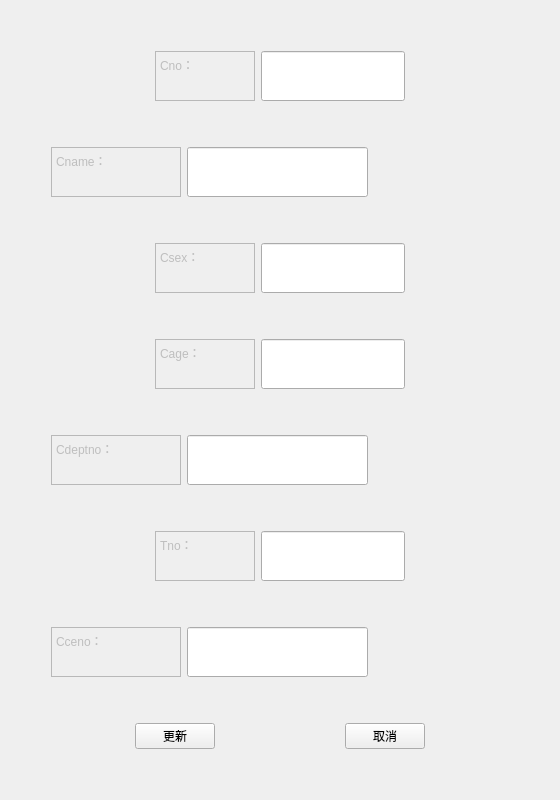
Before: the Qt Designer form updateCashier.ui in PM2496/DataBaseProject, drawn with Qt 5.
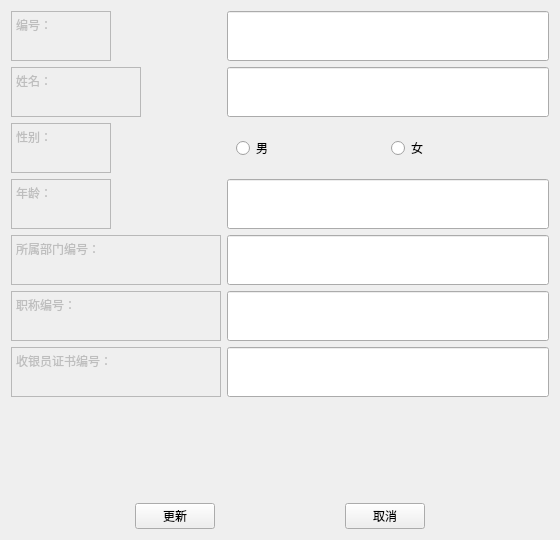
After: the same form once the commit is applied.

```diff
--- a/updateCashier.ui
+++ b/updateCashier.ui
@@ -10,19 +10,19 @@
     <x>0</x>
     <y>0</y>
     <width>560</width>
-    <height>800</height>
+    <height>540</height>
    </rect>
   </property>
   <property name="minimumSize">
    <size>
     <width>560</width>
-    <height>800</height>
+    <height>540</height>
    </size>
   </property>
   <property name="maximumSize">
    <size>
     <width>560</width>
-    <height>800</height>
+    <height>540</height>
    </size>
   </property>
   <property name="windowTitle">
@@ -30,22 +30,9 @@
   </property>
   <layout class="QVBoxLayout" name="verticalLayout">
    <item>
-    <layout class="QHBoxLayout" name="horizontalLayout_12">
-     <item>
-      <spacer name="horizontalSpacer_21">
-       <property name="orientation">
-        <enum>Qt::Horizontal</enum>
-       </property>
-       <property name="sizeHint" stdset="0">
-        <size>
-         <width>40</width>
-         <height>20</height>
-        </size>
-       </property>
-      </spacer>
-     </item>
-     <item>
-      <widget class="QTextEdit" name="textEdit_11">
+    <layout class="QFormLayout" name="formLayout_2">
+     <item row="0" column="0">
+      <widget class="QTextEdit" name="textEdit_12">
        <property name="enabled">
         <bool>false</bool>
        </property>
@@ -72,11 +59,11 @@
 &lt;html&gt;&lt;head&gt;&lt;meta name=&quot;qrichtext&quot; content=&quot;1&quot; /&gt;&lt;style type=&quot;text/css&quot;&gt;
 p, li { white-space: pre-wrap; }
 &lt;/style&gt;&lt;/head&gt;&lt;body style=&quot; font-family:'SimSun'; font-size:9pt; font-weight:400; font-style:normal;&quot;&gt;
-&lt;p style=&quot; margin-top:0px; margin-bottom:0px; margin-left:0px; margin-right:0px; -qt-block-indent:0; text-indent:0px;&quot;&gt;Cno：&lt;/p&gt;&lt;/body&gt;&lt;/html&gt;</string>
+&lt;p style=&quot; margin-top:0px; margin-bottom:0px; margin-left:0px; margin-right:0px; -qt-block-indent:0; text-indent:0px;&quot;&gt;编号：&lt;/p&gt;&lt;/body&gt;&lt;/html&gt;</string>
        </property>
       </widget>
      </item>
-     <item>
+     <item row="0" column="1">
       <widget class="QLineEdit" name="CnoEdit">
        <property name="sizePolicy">
         <sizepolicy hsizetype="Expanding" vsizetype="Preferred">
@@ -135,41 +122,8 @@
        </property>
       </widget>
      </item>
-     <item>
-      <spacer name="horizontalSpacer_22">
-       <property name="orientation">
-        <enum>Qt::Horizontal</enum>
-       </property>
-       <property name="sizeHint" stdset="0">
-        <size>
-         <width>40</width>
-         <height>20</height>
-        </size>
-       </property>
-      </spacer>
-     </item>
-    </layout>
-   </item>
-   <item>
-    <layout class="QHBoxLayout" name="horizontalLayout_10">
-     <item>
-      <spacer name="horizontalSpacer_17">
-       <property name="orientation">
-        <enum>Qt::Horizontal</enum>
-       </property>
-       <property name="sizeType">
-        <enum>QSizePolicy::Fixed</enum>
-       </property>
-       <property name="sizeHint" stdset="0">
-        <size>
-         <width>40</width>
-         <height>20</height>
-        </size>
-       </property>
-      </spacer>
-     </item>
-     <item>
-      <widget class="QTextEdit" name="textEdit_9">
+     <item row="1" column="0">
+      <widget class="QTextEdit" name="textEdit_10">
        <property name="enabled">
         <bool>false</bool>
        </property>
@@ -196,11 +150,11 @@
 &lt;html&gt;&lt;head&gt;&lt;meta name=&quot;qrichtext&quot; content=&quot;1&quot; /&gt;&lt;style type=&quot;text/css&quot;&gt;
 p, li { white-space: pre-wrap; }
 &lt;/style&gt;&lt;/head&gt;&lt;body style=&quot; font-family:'SimSun'; font-size:9pt; font-weight:400; font-style:normal;&quot;&gt;
-&lt;p style=&quot; margin-top:0px; margin-bottom:0px; margin-left:0px; margin-right:0px; -qt-block-indent:0; text-indent:0px;&quot;&gt;Cname：&lt;/p&gt;&lt;/body&gt;&lt;/html&gt;</string>
+&lt;p style=&quot; margin-top:0px; margin-bottom:0px; margin-left:0px; margin-right:0px; -qt-block-indent:0; text-indent:0px;&quot;&gt;姓名：&lt;/p&gt;&lt;/body&gt;&lt;/html&gt;</string>
        </property>
       </widget>
      </item>
-     <item>
+     <item row="1" column="1">
       <widget class="QLineEdit" name="CnameEdit">
        <property name="sizePolicy">
         <sizepolicy hsizetype="Expanding" vsizetype="Preferred">
@@ -222,38 +176,8 @@
        </property>
       </widget>
      </item>
-     <item>
-      <spacer name="horizontalSpacer_18">
-       <property name="orientation">
-        <enum>Qt::Horizontal</enum>
-       </property>
-       <property name="sizeHint" stdset="0">
-        <size>
-         <width>40</width>
-         <height>20</height>
-        </size>
-       </property>
-      </spacer>
-     </item>
-    </layout>
-   </item>
-   <item>
-    <layout class="QHBoxLayout" name="horizontalLayout">
-     <item>
-      <spacer name="horizontalSpacer_5">
-       <property name="orientation">
-        <enum>Qt::Horizontal</enum>
-       </property>
-       <property name="sizeHint" stdset="0">
-        <size>
-         <width>40</width>
-         <height>20</height>
-        </size>
-       </property>
-      </spacer>
-     </item>
-     <item>
-      <widget class="QTextEdit" name="textEdit">
+     <item row="2" column="0">
+      <widget class="QTextEdit" name="textEdit_2">
        <property name="enabled">
         <bool>false</bool>
        </property>
@@ -280,101 +204,12 @@
 &lt;html&gt;&lt;head&gt;&lt;meta name=&quot;qrichtext&quot; content=&quot;1&quot; /&gt;&lt;style type=&quot;text/css&quot;&gt;
 p, li { white-space: pre-wrap; }
 &lt;/style&gt;&lt;/head&gt;&lt;body style=&quot; font-family:'SimSun'; font-size:9pt; font-weight:400; font-style:normal;&quot;&gt;
-&lt;p style=&quot; margin-top:0px; margin-bottom:0px; margin-left:0px; margin-right:0px; -qt-block-indent:0; text-indent:0px;&quot;&gt;Csex：&lt;/p&gt;&lt;/body&gt;&lt;/html&gt;</string>
+&lt;p style=&quot; margin-top:0px; margin-bottom:0px; margin-left:0px; margin-right:0px; -qt-block-indent:0; text-indent:0px;&quot;&gt;性别：&lt;/p&gt;&lt;/body&gt;&lt;/html&gt;</string>
        </property>
       </widget>
      </item>
-     <item>
-      <widget class="QLineEdit" name="CsexEdit">
-       <property name="sizePolicy">
-        <sizepolicy hsizetype="Expanding" vsizetype="Preferred">
-         <horstretch>0</horstretch>
-         <verstretch>0</verstretch>
-        </sizepolicy>
-       </property>
-       <property name="minimumSize">
-        <size>
-         <width>0</width>
-         <height>50</height>
-        </size>
-       </property>
-       <property name="maximumSize">
-        <size>
-         <width>16777215</width>
-         <height>50</height>
-        </size>
-       </property>
-       <property name="palette">
-        <palette>
-         <active>
-          <colorrole role="Text">
-           <brush brushstyle="SolidPattern">
-            <color alpha="255">
-             <red>0</red>
-             <green>0</green>
-             <blue>0</blue>
-            </color>
-           </brush>
-          </colorrole>
-         </active>
-         <inactive>
-          <colorrole role="Text">
-           <brush brushstyle="SolidPattern">
-            <color alpha="255">
-             <red>0</red>
-             <green>0</green>
-             <blue>0</blue>
-            </color>
-           </brush>
-          </colorrole>
-         </inactive>
-         <disabled>
-          <colorrole role="Text">
-           <brush brushstyle="SolidPattern">
-            <color alpha="255">
-             <red>120</red>
-             <green>120</green>
-             <blue>120</blue>
-            </color>
-           </brush>
-          </colorrole>
-         </disabled>
-        </palette>
-       </property>
-      </widget>
-     </item>
-     <item>
-      <spacer name="horizontalSpacer_6">
-       <property name="orientation">
-        <enum>Qt::Horizontal</enum>
-       </property>
-       <property name="sizeHint" stdset="0">
-        <size>
-         <width>40</width>
-         <height>20</height>
-        </size>
-       </property>
-      </spacer>
-     </item>
-    </layout>
-   </item>
-   <item>
-    <layout class="QHBoxLayout" name="horizontalLayout_3">
-     <item>
-      <spacer name="horizontalSpacer">
-       <property name="orientation">
-        <enum>Qt::Horizontal</enum>
-       </property>
-       <property name="sizeHint" stdset="0">
-        <size>
-         <width>40</width>
-         <height>20</height>
-        </size>
-       </property>
-      </spacer>
-     </item>
-     <item>
-      <widget class="QTextEdit" name="textEdit_3">
+     <item row="3" column="0">
+      <widget class="QTextEdit" name="textEdit_5">
        <property name="enabled">
         <bool>false</bool>
        </property>
@@ -401,11 +236,11 @@
 &lt;html&gt;&lt;head&gt;&lt;meta name=&quot;qrichtext&quot; content=&quot;1&quot; /&gt;&lt;style type=&quot;text/css&quot;&gt;
 p, li { white-space: pre-wrap; }
 &lt;/style&gt;&lt;/head&gt;&lt;body style=&quot; font-family:'SimSun'; font-size:9pt; font-weight:400; font-style:normal;&quot;&gt;
-&lt;p style=&quot; margin-top:0px; margin-bottom:0px; margin-left:0px; margin-right:0px; -qt-block-indent:0; text-indent:0px;&quot;&gt;Cage：&lt;/p&gt;&lt;/body&gt;&lt;/html&gt;</string>
+&lt;p style=&quot; margin-top:0px; margin-bottom:0px; margin-left:0px; margin-right:0px; -qt-block-indent:0; text-indent:0px;&quot;&gt;年龄：&lt;/p&gt;&lt;/body&gt;&lt;/html&gt;</string>
        </property>
       </widget>
      </item>
-     <item>
+     <item row="3" column="1">
       <widget class="QLineEdit" name="CageEdit">
        <property name="sizePolicy">
         <sizepolicy hsizetype="Expanding" vsizetype="Preferred">
@@ -427,41 +262,8 @@
        </property>
       </widget>
      </item>
-     <item>
-      <spacer name="horizontalSpacer_2">
-       <property name="orientation">
-        <enum>Qt::Horizontal</enum>
-       </property>
-       <property name="sizeHint" stdset="0">
-        <size>
-         <width>40</width>
-         <height>20</height>
-        </size>
-       </property>
-      </spacer>
-     </item>
-    </layout>
-   </item>
-   <item>
-    <layout class="QHBoxLayout" name="horizontalLayout_4">
-     <item>
-      <spacer name="horizontalSpacer_7">
-       <property name="orientation">
-        <enum>Qt::Horizontal</enum>
-       </property>
-       <property name="sizeType">
-        <enum>QSizePolicy::Fixed</enum>
-       </property>
-       <property name="sizeHint" stdset="0">
-        <size>
-         <width>40</width>
-         <height>20</height>
-        </size>
-       </property>
-      </spacer>
-     </item>
-     <item>
-      <widget class="QTextEdit" name="textEdit_4">
+     <item row="4" column="0">
+      <widget class="QTextEdit" name="textEdit_8">
        <property name="enabled">
         <bool>false</bool>
        </property>
@@ -473,7 +275,7 @@
        </property>
        <property name="minimumSize">
         <size>
-         <width>130</width>
+         <width>210</width>
          <height>50</height>
         </size>
        </property>
@@ -488,11 +290,11 @@
 &lt;html&gt;&lt;head&gt;&lt;meta name=&quot;qrichtext&quot; content=&quot;1&quot; /&gt;&lt;style type=&quot;text/css&quot;&gt;
 p, li { white-space: pre-wrap; }
 &lt;/style&gt;&lt;/head&gt;&lt;body style=&quot; font-family:'SimSun'; font-size:9pt; font-weight:400; font-style:normal;&quot;&gt;
-&lt;p style=&quot; margin-top:0px; margin-bottom:0px; margin-left:0px; margin-right:0px; -qt-block-indent:0; text-indent:0px;&quot;&gt;Cdeptno：&lt;/p&gt;&lt;/body&gt;&lt;/html&gt;</string>
+&lt;p style=&quot; margin-top:0px; margin-bottom:0px; margin-left:0px; margin-right:0px; -qt-block-indent:0; text-indent:0px;&quot;&gt;所属部门编号：&lt;/p&gt;&lt;/body&gt;&lt;/html&gt;</string>
        </property>
       </widget>
      </item>
-     <item>
+     <item row="4" column="1">
       <widget class="QLineEdit" name="CdeptnoEdit">
        <property name="sizePolicy">
         <sizepolicy hsizetype="Expanding" vsizetype="Preferred">
@@ -514,38 +316,8 @@
        </property>
       </widget>
      </item>
-     <item>
-      <spacer name="horizontalSpacer_8">
-       <property name="orientation">
-        <enum>Qt::Horizontal</enum>
-       </property>
-       <property name="sizeHint" stdset="0">
-        <size>
-         <width>40</width>
-         <height>20</height>
-        </size>
-       </property>
-      </spacer>
-     </item>
-    </layout>
-   </item>
-   <item>
-    <layout class="QHBoxLayout" name="horizontalLayout_6">
-     <item>
-      <spacer name="horizontalSpacer_11">
-       <property name="orientation">
-        <enum>Qt::Horizontal</enum>
-       </property>
-       <property name="sizeHint" stdset="0">
-        <size>
-         <width>40</width>
-         <height>20</height>
-        </size>
-       </property>
-      </spacer>
-     </item>
-     <item>
-      <widget class="QTextEdit" name="textEdit_6">
+     <item row="5" column="0">
+      <widget class="QTextEdit" name="textEdit_13">
        <property name="enabled">
         <bool>false</bool>
        </property>
@@ -557,7 +329,7 @@
        </property>
        <property name="minimumSize">
         <size>
-         <width>100</width>
+         <width>210</width>
          <height>50</height>
         </size>
        </property>
@@ -572,11 +344,11 @@
 &lt;html&gt;&lt;head&gt;&lt;meta name=&quot;qrichtext&quot; content=&quot;1&quot; /&gt;&lt;style type=&quot;text/css&quot;&gt;
 p, li { white-space: pre-wrap; }
 &lt;/style&gt;&lt;/head&gt;&lt;body style=&quot; font-family:'SimSun'; font-size:9pt; font-weight:400; font-style:normal;&quot;&gt;
-&lt;p style=&quot; margin-top:0px; margin-bottom:0px; margin-left:0px; margin-right:0px; -qt-block-indent:0; text-indent:0px;&quot;&gt;Tno：&lt;/p&gt;&lt;/body&gt;&lt;/html&gt;</string>
+&lt;p style=&quot; margin-top:0px; margin-bottom:0px; margin-left:0px; margin-right:0px; -qt-block-indent:0; text-indent:0px;&quot;&gt;职称编号：&lt;/p&gt;&lt;/body&gt;&lt;/html&gt;</string>
        </property>
       </widget>
      </item>
-     <item>
+     <item row="5" column="1">
       <widget class="QLineEdit" name="TnoEdit">
        <property name="sizePolicy">
         <sizepolicy hsizetype="Expanding" vsizetype="Preferred">
@@ -598,41 +370,8 @@
        </property>
       </widget>
      </item>
-     <item>
-      <spacer name="horizontalSpacer_12">
-       <property name="orientation">
-        <enum>Qt::Horizontal</enum>
-       </property>
-       <property name="sizeHint" stdset="0">
-        <size>
-         <width>40</width>
-         <height>20</height>
-        </size>
-       </property>
-      </spacer>
-     </item>
-    </layout>
-   </item>
-   <item>
-    <layout class="QHBoxLayout" name="horizontalLayout_7">
-     <item>
-      <spacer name="horizontalSpacer_13">
-       <property name="orientation">
-        <enum>Qt::Horizontal</enum>
-       </property>
-       <property name="sizeType">
-        <enum>QSizePolicy::Fixed</enum>
-       </property>
-       <property name="sizeHint" stdset="0">
-        <size>
-         <width>40</width>
-         <height>20</height>
-        </size>
-       </property>
-      </spacer>
-     </item>
-     <item>
-      <widget class="QTextEdit" name="textEdit_7">
+     <item row="6" column="0">
+      <widget class="QTextEdit" name="textEdit_14">
        <property name="enabled">
         <bool>false</bool>
        </property>
@@ -644,7 +383,7 @@
        </property>
        <property name="minimumSize">
         <size>
-         <width>130</width>
+         <width>210</width>
          <height>50</height>
         </size>
        </property>
@@ -659,11 +398,11 @@
 &lt;html&gt;&lt;head&gt;&lt;meta name=&quot;qrichtext&quot; content=&quot;1&quot; /&gt;&lt;style type=&quot;text/css&quot;&gt;
 p, li { white-space: pre-wrap; }
 &lt;/style&gt;&lt;/head&gt;&lt;body style=&quot; font-family:'SimSun'; font-size:9pt; font-weight:400; font-style:normal;&quot;&gt;
-&lt;p style=&quot; margin-top:0px; margin-bottom:0px; margin-left:0px; margin-right:0px; -qt-block-indent:0; text-indent:0px;&quot;&gt;Cceno：&lt;/p&gt;&lt;/body&gt;&lt;/html&gt;</string>
+&lt;p style=&quot; margin-top:0px; margin-bottom:0px; margin-left:0px; margin-right:0px; -qt-block-indent:0; text-indent:0px;&quot;&gt;收银员证书编号：&lt;/p&gt;&lt;/body&gt;&lt;/html&gt;</string>
        </property>
       </widget>
      </item>
-     <item>
+     <item row="6" column="1">
       <widget class="QLineEdit" name="CcenoEdit">
        <property name="sizePolicy">
         <sizepolicy hsizetype="Expanding" vsizetype="Preferred">
@@ -685,18 +424,25 @@
        </property>
       </widget>
      </item>
-     <item>
-      <spacer name="horizontalSpacer_14">
-       <property name="orientation">
-        <enum>Qt::Horizontal</enum>
-       </property>
-       <property name="sizeHint" stdset="0">
-        <size>
-         <width>40</width>
-         <height>20</height>
-        </size>
-       </property>
-      </spacer>
+     <item row="2" column="1">
+      <widget class="QWidget" name="widget_2" native="true">
+       <layout class="QHBoxLayout" name="horizontalLayout_2">
+        <item>
+         <widget class="QRadioButton" name="rbtn_male">
+          <property name="text">
+           <string>男</string>
+          </property>
+         </widget>
+        </item>
+        <item>
+         <widget class="QRadioButton" name="rbtn_female">
+          <property name="text">
+           <string>女</string>
+          </property>
+         </widget>
+        </item>
+       </layout>
+      </widget>
      </item>
     </layout>
    </item>
```
